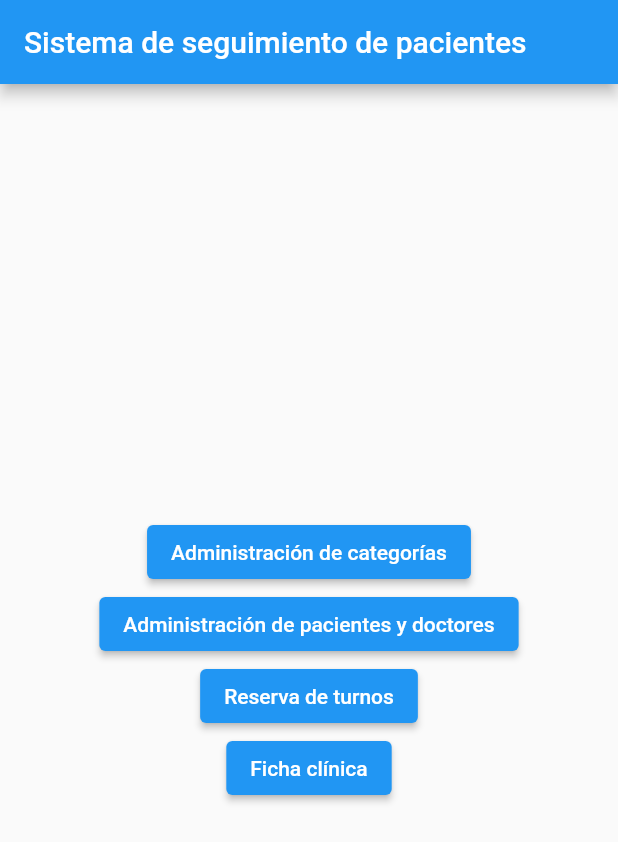
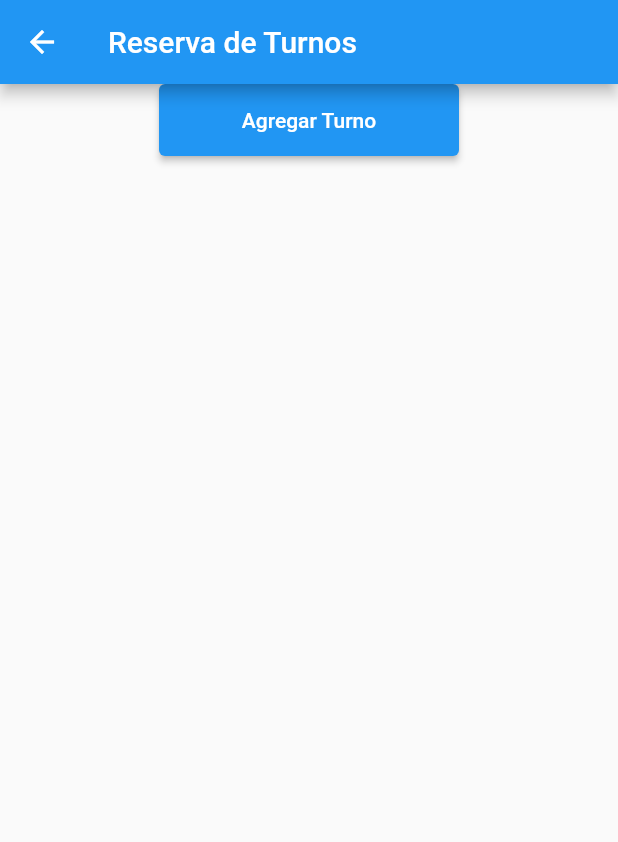
Before and after one commit to MatiasGit99/frontend_2da_parcial, a Flutter app: the screen it shows after launch, after a tap on "Reserva de turnos", on a phone screen of 412 x 824 dp. Shown: the top 842 px of the screen. Run offline on Flutter 3.47's test engine with Material 2 defaults, Android fonts, the phone set to English and light mode, and no system bars; our stand-ins replace sqflite; accounts and stored records are empty.

Commit message:
reserva de turnos

```diff
--- a/lib/main.dart
+++ b/lib/main.dart
@@ -1,4 +1,5 @@
 import 'package:flutter/material.dart';
+import 'package:frontend_2da_parcial/reserva_turnos/pantalla_principal.dart';
 import 'administracion_categorias/pantalla_principal.dart';
 import 'pacientes_doctores/pantalla_principal.dart';
 
@@ -58,7 +59,9 @@
             ),
             ElevatedButton(
               onPressed: () {
-                // Acción para 'Reserva de turnos'
+                Navigator.of(context).push(MaterialPageRoute(builder: (_) {
+                  return ReservaTurnosScreen(); // Navegar a la nueva pantalla
+                }));// Acción para 'Reserva de turnos'
               },
               child: Text('Reserva de turnos'),
             ),
--- /dev/null
+++ b/lib/reserva_turnos/actions.dart
@@ -0,0 +1,66 @@
+import 'package:frontend_2da_parcial/reserva_turnos/model.dart';
+import 'package:sqflite/sqflite.dart';
+import 'package:path/path.dart';
+
+class TurnoDatabaseProvider {
+  Database? _database;
+
+  Future<Database> get database async {
+    if (_database != null) return _database!;
+
+    _database = await initDatabase();
+    return _database!;
+  }
+
+  Future<Database> initDatabase() async {
+    final path = join(await getDatabasesPath(), 'turnos_database.db');
+    return await openDatabase(
+      path,
+      version: 1,
+      onCreate: (db, version) async {
+        await db.execute('''
+          CREATE TABLE turnos(
+            idTurno INTEGER PRIMARY KEY AUTOINCREMENT,
+            paciente TEXT,
+            doctor TEXT,
+            fecha TEXT,
+            horario TEXT
+          )
+        ''');
+      },
+    );
+  }
+
+  Future<void> insertTurno(Turno turno) async {
+    final db = await database;
+    await db.insert('turnos', turno.toJson(),
+        conflictAlgorithm: ConflictAlgorithm.replace);
+  }
+
+  Future<List<Turno>> getAllTurnos() async {
+    final db = await database;
+    final List<Map<String, dynamic>> maps = await db.query('turnos');
+    return List.generate(maps.length, (index) {
+      return Turno.fromJson(maps[index]);
+    });
+  }
+
+  Future<void> updateTurno(Turno turno) async {
+    final db = await database;
+    await db.update(
+      'turnos',
+      turno.toJson(),
+      where: 'idTurno = ?',
+      whereArgs: [turno.idTurno],
+    );
+  }
+
+  Future<void> deleteTurno(int idTurno) async {
+    final db = await database;
+    await db.delete(
+      'turnos',
+      where: 'idTurno = ?',
+      whereArgs: [idTurno],
+    );
+  }
+}
--- /dev/null
+++ b/lib/reserva_turnos/model.dart
@@ -0,0 +1,33 @@
+import 'package:frontend_2da_parcial/pacientes_doctores/model.dart';
+
+class Turno {
+  int? idTurno;
+  PacienteDoctor paciente;
+  PacienteDoctor doctor;
+  DateTime fecha;
+  String horario;
+
+  Turno({
+    this.idTurno,
+    required this.paciente,
+    required this.doctor,
+    required this.fecha,
+    required this.horario,
+  });
+
+  factory Turno.fromJson(Map<String, dynamic> json) => Turno(
+        idTurno: json['idTurno'],
+        paciente: json['paciente'],
+        doctor: json['doctor'],
+        fecha: DateTime.parse(json['fecha']),
+        horario: json['horario'],
+      );
+
+  Map<String, dynamic> toJson() => {
+        'idTurno': idTurno,
+        'paciente': paciente,
+        'doctor': doctor,
+        'fecha': fecha.toIso8601String(),
+        'horario': horario,
+      };
+}
--- /dev/null
+++ b/lib/reserva_turnos/pantalla_principal.dart
@@ -0,0 +1,108 @@
+import 'package:flutter/material.dart';
+import 'package:frontend_2da_parcial/reserva_turnos/actions.dart';
+import 'package:frontend_2da_parcial/reserva_turnos/model.dart';
+import 'package:frontend_2da_parcial/reserva_turnos/pantalla_agregar.dart';
+
+class ReservaTurnosScreen extends StatefulWidget {
+  @override
+  _ReservaTurnosScreenState createState() => _ReservaTurnosScreenState();
+}
+
+class _ReservaTurnosScreenState extends State<ReservaTurnosScreen> {
+  List<Turno> turnos = [];
+
+  @override
+  void initState() {
+    super.initState();
+    getTurnos();
+  }
+
+  Future<void> getTurnos() async {
+    final listaTurnos = await TurnoDatabaseProvider().getAllTurnos();
+    setState(() {
+      turnos = listaTurnos;
+    });
+  }
+
+  // Future<void> insertTurno() async {
+  //   final nuevaTurno =
+  //       Turno(idTurno: null, descripcion: 'Nueva Categoría');
+  //   await TurnoDatabaseProvider().insertTurno(nuevaTurno);
+  //   getTurnos();
+  // }
+
+  Future<void> updateTurno(Turno Turno) async {
+    await TurnoDatabaseProvider().updateTurno(Turno);
+    getTurnos();
+  }
+
+  Future<void> deleteTurno(int? idTurno) async {
+    if (idTurno != null) {
+      await TurnoDatabaseProvider().deleteTurno(idTurno);
+      getTurnos();
+    }
+  }
+
+  @override
+  Widget build(BuildContext context) {
+    return Scaffold(
+      appBar: AppBar(
+        title: Text('Reserva de Turnos'),
+      ),
+      body: SingleChildScrollView(
+        child: Column(
+          mainAxisAlignment: MainAxisAlignment.center,
+          children: [
+            // Aquí puedes mostrar la lista de categorías.
+            ListView.builder(
+              shrinkWrap: true,
+              itemCount: turnos.length,
+              itemBuilder: (BuildContext context, index) {
+                final turno = turnos[index];
+                return ListTile(
+                  title: Text('Paciente: ${turno.paciente}'),
+                  subtitle: Text('Médico: ${turno.doctor}'),
+                  trailing: Row(
+                    mainAxisSize: MainAxisSize.min,
+                    children: [
+                      // IconButton(
+                      //   icon: Icon(Icons.edit),
+                      //   onPressed: () {
+                      //     // Obtén la categoría que deseas editar, puedes hacerlo a través de una consulta a la base de datos o como lo necesites.
+                      //     final turnoAEditar = Turno(
+                      //     idTurno: Turno.idTurno,// asigna el ID de la categoría que deseas editar,
+                      //     descripcion: Turno.descripcion,);
+
+                      //     Navigator.of(context).push(MaterialPageRoute(builder: (_) {
+                      //       return EditarTurnoScreen(Turno: TurnoAEditar); // Pasa la categoría a editar a la pantalla de edición
+                      //     }));
+                      //   },
+                      // ),
+                      IconButton(
+                        icon: Icon(Icons.delete),
+                        onPressed: () {
+                          deleteTurno(turno.idTurno);
+                        },
+                      ),
+                    ],
+                  ),
+                );
+              },
+            ),
+            ElevatedButton(
+              onPressed: () {
+                Navigator.of(context).push(MaterialPageRoute(builder: (_) {
+                  return AgregarTurnoForm();
+                }));
+              },
+              child: Text('Agregar Turno'),
+              style: ButtonStyle(
+                minimumSize: MaterialStateProperty.all(Size(200, 48)),
+              ),
+            ),
+          ],
+        ),
+      ),
+    );
+  }
+}
--- a/pubspec.yaml
+++ b/pubspec.yaml
@@ -33,6 +33,7 @@ dependencies:
   sqflite: ^2.3.0
   path_provider: ^2.1.1
   provider: ^6.0.5
+  intl: ^0.17.0
 
   # The following adds the Cupertino Icons font to your application.
   # Use with the CupertinoIcons class for iOS style icons.
```
Also changed, not shown: lib/pacientes_doctores/actions.dart (+18 -0 lines), lib/reserva_turnos/pantalla_agregar.dart (added, +145 -0 lines), pubspec.lock.
